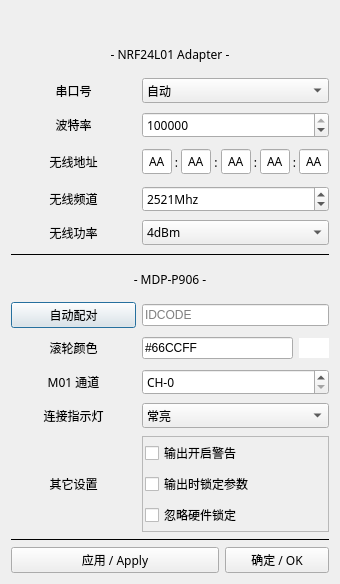
Before: the Qt Designer form gui_source/mdp_gui_template/settings.ui in ElluIFX/DP100-PyQt5-GUI, drawn with Qt 5.
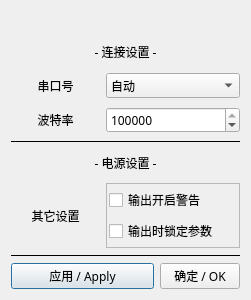
After: the same form once the commit is applied.

Patch:
```diff
--- a/gui_source/mdp_gui_template/settings.ui
+++ b/gui_source/mdp_gui_template/settings.ui
@@ -12,22 +12,10 @@
    <rect>
     <x>0</x>
     <y>0</y>
-    <width>340</width>
-    <height>584</height>
+    <width>251</width>
+    <height>300</height>
    </rect>
   </property>
-  <property name="minimumSize">
-   <size>
-    <width>340</width>
-    <height>584</height>
-   </size>
-  </property>
-  <property name="maximumSize">
-   <size>
-    <width>340</width>
-    <height>584</height>
-   </size>
-  </property>
   <property name="windowTitle">
    <string>连接设置</string>
   </property>
@@ -71,7 +59,7 @@
       </font>
      </property>
      <property name="text">
-      <string>- NRF24L01 Adapter -</string>
+      <string>- 连接设置 -</string>
      </property>
      <property name="alignment">
       <set>Qt::AlignCenter</set>
@@ -181,476 +169,6 @@
      </item>
     </layout>
    </item>
-   <item>
-    <layout class="QHBoxLayout" name="horizontalLayout_35" stretch="2,3">
-     <item>
-      <widget class="QLabel" name="label_37">
-       <property name="minimumSize">
-        <size>
-         <width>0</width>
-         <height>28</height>
-        </size>
-       </property>
-       <property name="font">
-        <font>
-         <family>Sarasa Fixed SC SemiBold</family>
-        </font>
-       </property>
-       <property name="text">
-        <string>无线地址</string>
-       </property>
-       <property name="alignment">
-        <set>Qt::AlignCenter</set>
-       </property>
-       <property name="margin">
-        <number>6</number>
-       </property>
-      </widget>
-     </item>
-     <item>
-      <widget class="QFrame" name="frame">
-       <property name="frameShape">
-        <enum>QFrame::NoFrame</enum>
-       </property>
-       <property name="frameShadow">
-        <enum>QFrame::Plain</enum>
-       </property>
-       <layout class="QHBoxLayout" name="horizontalLayout_2">
-        <property name="spacing">
-         <number>0</number>
-        </property>
-        <property name="leftMargin">
-         <number>0</number>
-        </property>
-        <property name="topMargin">
-         <number>0</number>
-        </property>
-        <property name="rightMargin">
-         <number>0</number>
-        </property>
-        <property name="bottomMargin">
-         <number>0</number>
-        </property>
-        <item>
-         <layout class="QHBoxLayout" name="horizontalLayout">
-          <property name="spacing">
-           <number>0</number>
-          </property>
-          <property name="rightMargin">
-           <number>0</number>
-          </property>
-          <item>
-           <widget class="QLineEdit" name="lineEditAddr1">
-            <property name="maximumSize">
-             <size>
-              <width>30</width>
-              <height>16777215</height>
-             </size>
-            </property>
-            <property name="font">
-             <font>
-              <family>Sarasa Fixed SC SemiBold</family>
-             </font>
-            </property>
-            <property name="text">
-             <string>AA</string>
-            </property>
-            <property name="maxLength">
-             <number>2</number>
-            </property>
-            <property name="alignment">
-             <set>Qt::AlignCenter</set>
-            </property>
-           </widget>
-          </item>
-          <item>
-           <widget class="QLabel" name="label_38">
-            <property name="minimumSize">
-             <size>
-              <width>0</width>
-              <height>28</height>
-             </size>
-            </property>
-            <property name="maximumSize">
-             <size>
-              <width>10</width>
-              <height>16777215</height>
-             </size>
-            </property>
-            <property name="sizeIncrement">
-             <size>
-              <width>0</width>
-              <height>0</height>
-             </size>
-            </property>
-            <property name="font">
-             <font>
-              <family>Sarasa Fixed SC SemiBold</family>
-             </font>
-            </property>
-            <property name="text">
-             <string>:</string>
-            </property>
-            <property name="alignment">
-             <set>Qt::AlignCenter</set>
-            </property>
-            <property name="margin">
-             <number>6</number>
-            </property>
-           </widget>
-          </item>
-          <item>
-           <widget class="QLineEdit" name="lineEditAddr2">
-            <property name="maximumSize">
-             <size>
-              <width>30</width>
-              <height>16777215</height>
-             </size>
-            </property>
-            <property name="font">
-             <font>
-              <family>Sarasa Fixed SC SemiBold</family>
-             </font>
-            </property>
-            <property name="text">
-             <string>AA</string>
-            </property>
-            <property name="maxLength">
-             <number>2</number>
-            </property>
-            <property name="alignment">
-             <set>Qt::AlignCenter</set>
-            </property>
-           </widget>
-          </item>
-          <item>
-           <widget class="QLabel" name="label_39">
-            <property name="minimumSize">
-             <size>
-              <width>0</width>
-              <height>28</height>
-             </size>
-            </property>
-            <property name="maximumSize">
-             <size>
-              <width>10</width>
-              <height>16777215</height>
-             </size>
-            </property>
-            <property name="sizeIncrement">
-             <size>
-              <width>0</width>
-              <height>0</height>
-             </size>
-            </property>
-            <property name="font">
-             <font>
-              <family>Sarasa Fixed SC SemiBold</family>
-             </font>
-            </property>
-            <property name="text">
-             <string>:</string>
-            </property>
-            <property name="alignment">
-             <set>Qt::AlignCenter</set>
-            </property>
-            <property name="margin">
-             <number>6</number>
-            </property>
-           </widget>
-          </item>
-          <item>
-           <widget class="QLineEdit" name="lineEditAddr3">
-            <property name="maximumSize">
-             <size>
-              <width>30</width>
-              <height>16777215</height>
-             </size>
-            </property>
-            <property name="font">
-             <font>
-              <family>Sarasa Fixed SC SemiBold</family>
-             </font>
-            </property>
-            <property name="text">
-             <string>AA</string>
-            </property>
-            <property name="maxLength">
-             <number>2</number>
-            </property>
-            <property name="alignment">
-             <set>Qt::AlignCenter</set>
-            </property>
-           </widget>
-          </item>
-          <item>
-           <widget class="QLabel" name="label_41">
-            <property name="minimumSize">
-             <size>
-              <width>0</width>
-              <height>28</height>
-             </size>
-            </property>
-            <property name="maximumSize">
-             <size>
-              <width>10</width>
-              <height>16777215</height>
-             </size>
-            </property>
-            <property name="sizeIncrement">
-             <size>
-              <width>0</width>
-              <height>0</height>
-             </size>
-            </property>
-            <property name="font">
-             <font>
-              <family>Sarasa Fixed SC SemiBold</family>
-             </font>
-            </property>
-            <property name="text">
-             <string>:</string>
-            </property>
-            <property name="alignment">
-             <set>Qt::AlignCenter</set>
-            </property>
-            <property name="margin">
-             <number>6</number>
-            </property>
-           </widget>
-          </item>
-          <item>
-           <widget class="QLineEdit" name="lineEditAddr4">
-            <property name="maximumSize">
-             <size>
-              <width>30</width>
-              <height>16777215</height>
-             </size>
-            </property>
-            <property name="font">
-             <font>
-              <family>Sarasa Fixed SC SemiBold</family>
-             </font>
-            </property>
-            <property name="text">
-             <string>AA</string>
-            </property>
-            <property name="maxLength">
-             <number>2</number>
-            </property>
-            <property name="alignment">
-             <set>Qt::AlignCenter</set>
-            </property>
-           </widget>
-          </item>
-          <item>
-           <widget class="QLabel" name="label_40">
-            <property name="minimumSize">
-             <size>
-              <width>0</width>
-              <height>28</height>
-             </size>
-            </property>
-            <property name="maximumSize">
-             <size>
-              <width>10</width>
-              <height>16777215</height>
-             </size>
-            </property>
-            <property name="sizeIncrement">
-             <size>
-              <width>0</width>
-              <height>0</height>
-             </size>
-            </property>
-            <property name="font">
-             <font>
-              <family>Sarasa Fixed SC SemiBold</family>
-             </font>
-            </property>
-            <property name="text">
-             <string>:</string>
-            </property>
-            <property name="alignment">
-             <set>Qt::AlignCenter</set>
-            </property>
-            <property name="margin">
-             <number>6</number>
-            </property>
-           </widget>
-          </item>
-          <item>
-           <widget class="QLineEdit" name="lineEditAddr5">
-            <property name="maximumSize">
-             <size>
-              <width>30</width>
-              <height>16777215</height>
-             </size>
-            </property>
-            <property name="font">
-             <font>
-              <family>Sarasa Fixed SC SemiBold</family>
-             </font>
-            </property>
-            <property name="text">
-             <string>AA</string>
-            </property>
-            <property name="maxLength">
-             <number>2</number>
-            </property>
-            <property name="alignment">
-             <set>Qt::AlignCenter</set>
-            </property>
-           </widget>
-          </item>
-         </layout>
-        </item>
-       </layout>
-      </widget>
-     </item>
-    </layout>
-   </item>
-   <item>
-    <layout class="QHBoxLayout" name="horizontalLayout_37" stretch="2,3">
-     <item>
-      <widget class="QLabel" name="label_43">
-       <property name="minimumSize">
-        <size>
-         <width>0</width>
-         <height>28</height>
-        </size>
-       </property>
-       <property name="font">
-        <font>
-         <family>Sarasa Fixed SC SemiBold</family>
-        </font>
-       </property>
-       <property name="text">
-        <string>无线频道</string>
-       </property>
-       <property name="alignment">
-        <set>Qt::AlignCenter</set>
-       </property>
-       <property name="margin">
-        <number>6</number>
-       </property>
-      </widget>
-     </item>
-     <item>
-      <widget class="QDoubleSpinBox" name="spinBoxFreq">
-       <property name="font">
-        <font>
-         <family>Sarasa Fixed SC SemiBold</family>
-        </font>
-       </property>
-       <property name="alignment">
-        <set>Qt::AlignLeading|Qt::AlignLeft|Qt::AlignVCenter</set>
-       </property>
-       <property name="suffix">
-        <string>Mhz</string>
-       </property>
-       <property name="decimals">
-        <number>0</number>
-       </property>
-       <property name="minimum">
-        <double>2400.000000000000000</double>
-       </property>
-       <property name="maximum">
-        <double>2525.000000000000000</double>
-       </property>
-       <property name="singleStep">
-        <double>1.000000000000000</double>
-       </property>
-       <property name="stepType">
-        <enum>QAbstractSpinBox::AdaptiveDecimalStepType</enum>
-       </property>
-       <property name="value">
-        <double>2521.000000000000000</double>
-       </property>
-      </widget>
-     </item>
-    </layout>
-   </item>
-   <item>
-    <layout class="QHBoxLayout" name="horizontalLayout_36" stretch="2,3">
-     <item>
-      <widget class="QLabel" name="label_42">
-       <property name="minimumSize">
-        <size>
-         <width>0</width>
-         <height>28</height>
-        </size>
-       </property>
-       <property name="font">
-        <font>
-         <family>Sarasa Fixed SC SemiBold</family>
-        </font>
-       </property>
-       <property name="text">
-        <string>无线功率</string>
-       </property>
-       <property name="alignment">
-        <set>Qt::AlignCenter</set>
-       </property>
-       <property name="margin">
-        <number>6</number>
-       </property>
-      </widget>
-     </item>
-     <item>
-      <widget class="QComboBox" name="comboBoxPower">
-       <property name="font">
-        <font>
-         <family>Sarasa Fixed SC SemiBold</family>
-        </font>
-       </property>
-       <property name="currentIndex">
-        <number>1</number>
-       </property>
-       <item>
-        <property name="text">
-         <string>7dBm</string>
-        </property>
-       </item>
-       <item>
-        <property name="text">
-         <string>4dBm</string>
-        </property>
-       </item>
-       <item>
-        <property name="text">
-         <string>3dBm</string>
-        </property>
-       </item>
-       <item>
-        <property name="text">
-         <string>1dBm</string>
-        </property>
-       </item>
-       <item>
-        <property name="text">
-         <string>0dBm</string>
-        </property>
-       </item>
-       <item>
-        <property name="text">
-         <string>-4dBm</string>
-        </property>
-       </item>
-       <item>
-        <property name="text">
-         <string>-6dBm</string>
-        </property>
-       </item>
-       <item>
-        <property name="text">
-         <string>-12dBm</string>
-        </property>
-       </item>
-      </widget>
-     </item>
-    </layout>
-   </item>
    <item>
     <widget class="Line" name="line">
      <property name="frameShadow">
@@ -675,7 +193,7 @@
       </font>
      </property>
      <property name="text">
-      <string>- MDP-P906 -</string>
+      <string>- 电源设置 -</string>
      </property>
      <property name="alignment">
       <set>Qt::AlignCenter</set>
@@ -685,204 +203,6 @@
      </property>
     </widget>
    </item>
-   <item>
-    <layout class="QHBoxLayout" name="horizontalLayout_38" stretch="2,3">
-     <item>
-      <widget class="QPushButton" name="btnMatch">
-       <property name="font">
-        <font>
-         <family>Sarasa Fixed SC SemiBold</family>
-        </font>
-       </property>
-       <property name="text">
-        <string>自动配对</string>
-       </property>
-      </widget>
-     </item>
-     <item>
-      <widget class="QLineEdit" name="lineEditIdcode">
-       <property name="text">
-        <string/>
-       </property>
-       <property name="placeholderText">
-        <string>IDCODE</string>
-       </property>
-       <property name="clearButtonEnabled">
-        <bool>true</bool>
-       </property>
-      </widget>
-     </item>
-    </layout>
-   </item>
-   <item>
-    <layout class="QHBoxLayout" name="horizontalLayout_40" stretch="2,3">
-     <item>
-      <widget class="QLabel" name="label_46">
-       <property name="minimumSize">
-        <size>
-         <width>0</width>
-         <height>28</height>
-        </size>
-       </property>
-       <property name="font">
-        <font>
-         <family>Sarasa Fixed SC SemiBold</family>
-        </font>
-       </property>
-       <property name="text">
-        <string>滚轮颜色</string>
-       </property>
-       <property name="alignment">
-        <set>Qt::AlignCenter</set>
-       </property>
-       <property name="margin">
-        <number>6</number>
-       </property>
-      </widget>
-     </item>
-     <item>
-      <layout class="QHBoxLayout" name="horizontalLayout_39" stretch="5,1">
-       <item>
-        <widget class="QLineEdit" name="lineEditColor">
-         <property name="text">
-          <string>#66CCFF</string>
-         </property>
-         <property name="placeholderText">
-          <string>#RRGGBB</string>
-         </property>
-        </widget>
-       </item>
-       <item>
-        <widget class="QLineEdit" name="lineEditColorIndicator">
-         <property name="minimumSize">
-          <size>
-           <width>1</width>
-           <height>0</height>
-          </size>
-         </property>
-         <property name="frame">
-          <bool>false</bool>
-         </property>
-         <property name="readOnly">
-          <bool>true</bool>
-         </property>
-        </widget>
-       </item>
-      </layout>
-     </item>
-    </layout>
-   </item>
-   <item>
-    <layout class="QHBoxLayout" name="horizontalLayout_41" stretch="2,3">
-     <item>
-      <widget class="QLabel" name="label_47">
-       <property name="minimumSize">
-        <size>
-         <width>0</width>
-         <height>28</height>
-        </size>
-       </property>
-       <property name="font">
-        <font>
-         <family>Sarasa Fixed SC SemiBold</family>
-        </font>
-       </property>
-       <property name="text">
-        <string>M01 通道</string>
-       </property>
-       <property name="alignment">
-        <set>Qt::AlignCenter</set>
-       </property>
-       <property name="margin">
-        <number>6</number>
-       </property>
-      </widget>
-     </item>
-     <item>
-      <widget class="QDoubleSpinBox" name="spinBoxM01">
-       <property name="font">
-        <font>
-         <family>Sarasa Fixed SC SemiBold</family>
-        </font>
-       </property>
-       <property name="alignment">
-        <set>Qt::AlignLeading|Qt::AlignLeft|Qt::AlignVCenter</set>
-       </property>
-       <property name="prefix">
-        <string>CH-</string>
-       </property>
-       <property name="suffix">
-        <string/>
-       </property>
-       <property name="decimals">
-        <number>0</number>
-       </property>
-       <property name="minimum">
-        <double>0.000000000000000</double>
-       </property>
-       <property name="maximum">
-        <double>5.000000000000000</double>
-       </property>
-       <property name="singleStep">
-        <double>1.000000000000000</double>
-       </property>
-       <property name="stepType">
-        <enum>QAbstractSpinBox::AdaptiveDecimalStepType</enum>
-       </property>
-       <property name="value">
-        <double>0.000000000000000</double>
-       </property>
-      </widget>
-     </item>
-    </layout>
-   </item>
-   <item>
-    <layout class="QHBoxLayout" name="horizontalLayout_42" stretch="2,3">
-     <item>
-      <widget class="QLabel" name="label_48">
-       <property name="minimumSize">
-        <size>
-         <width>0</width>
-         <height>28</height>
-        </size>
-       </property>
-       <property name="font">
-        <font>
-         <family>Sarasa Fixed SC SemiBold</family>
-        </font>
-       </property>
-       <property name="text">
-        <string>连接指示灯</string>
-       </property>
-       <property name="alignment">
-        <set>Qt::AlignCenter</set>
-       </property>
-       <property name="margin">
-        <number>6</number>
-       </property>
-      </widget>
-     </item>
-     <item>
-      <widget class="QComboBox" name="comboBoxBlink">
-       <property name="font">
-        <font>
-         <family>Sarasa Fixed SC SemiBold</family>
-        </font>
-       </property>
-       <item>
-        <property name="text">
-         <string>常亮</string>
-        </property>
-       </item>
-       <item>
-        <property name="text">
-         <string>闪烁</string>
-        </property>
-       </item>
-      </widget>
-     </item>
-    </layout>
-   </item>
    <item>
     <layout class="QHBoxLayout" name="horizontalLayout_43" stretch="2,3">
      <item>
@@ -965,22 +285,6 @@
           </property>
          </widget>
         </item>
-        <item>
-         <widget class="QCheckBox" name="checkBoxIgnoreHWLock">
-          <property name="minimumSize">
-           <size>
-            <width>0</width>
-            <height>28</height>
-           </size>
-          </property>
-          <property name="toolTip">
-           <string>硬件锁定时仍允许上位机修改输出状态</string>
-          </property>
-          <property name="text">
-           <string>忽略硬件锁定</string>
-          </property>
-         </widget>
-        </item>
        </layout>
       </widget>
      </item>
```
Left out of the diff: 2 changed lines with no effect on the pictures.
